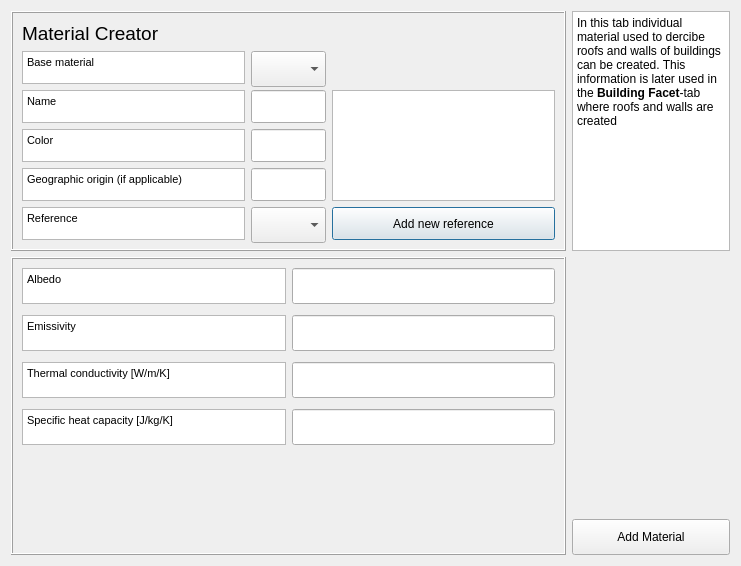
Qt form suews_database_manager/tabs/Spartacus_material_tab.ui (UMEP-dev/UMEP) before a commit.
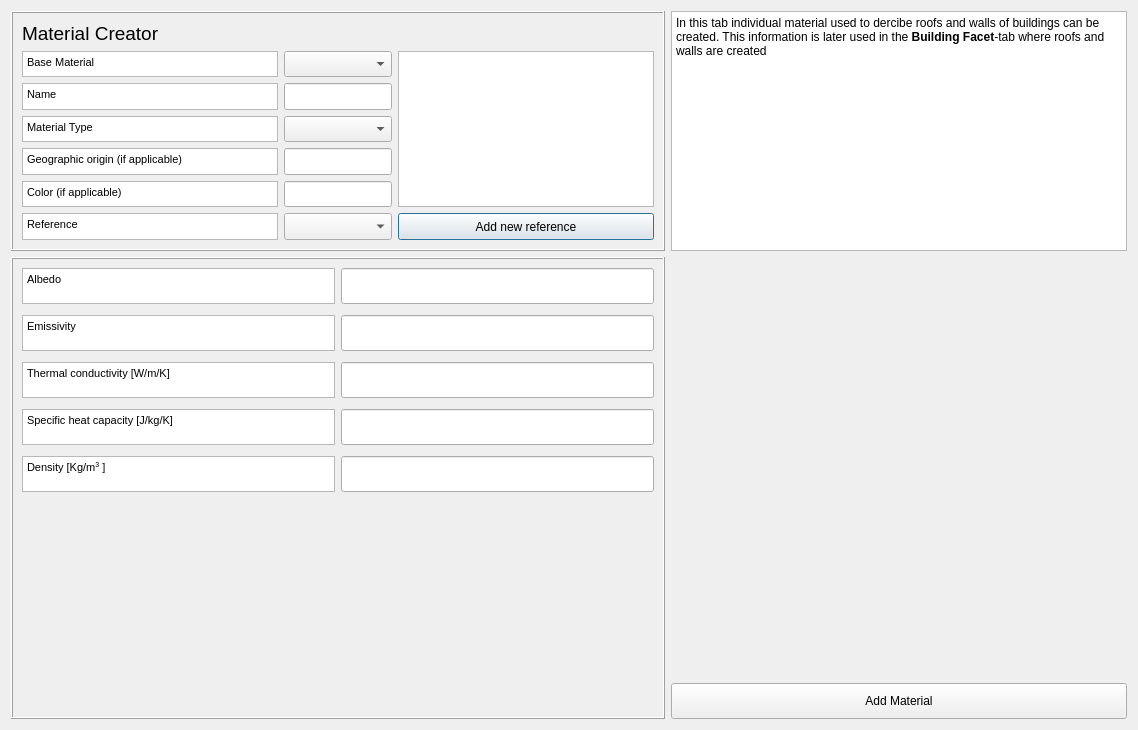
The same form after that commit. Custom widgets are drawn as their Qt base class.

What changed in the file:
```diff
--- a/suews_database_manager/tabs/Spartacus_material_tab.ui
+++ b/suews_database_manager/tabs/Spartacus_material_tab.ui
@@ -6,8 +6,8 @@
    <rect>
     <x>0</x>
     <y>0</y>
-    <width>741</width>
-    <height>566</height>
+    <width>1138</width>
+    <height>730</height>
    </rect>
   </property>
   <property name="windowTitle">
@@ -29,10 +29,132 @@
       <enum>QFrame::Raised</enum>
      </property>
      <layout class="QGridLayout" name="gridLayout_2">
+      <item row="4" column="1">
+       <widget class="QgsFilterLineEdit" name="textEditOrig">
+        <property name="sizePolicy">
+         <sizepolicy hsizetype="Expanding" vsizetype="Preferred">
+          <horstretch>0</horstretch>
+          <verstretch>0</verstretch>
+         </sizepolicy>
+        </property>
+        <property name="maximumSize">
+         <size>
+          <width>16777215</width>
+          <height>36</height>
+         </size>
+        </property>
+        <property name="inputMethodHints">
+         <set>Qt::ImhNone</set>
+        </property>
+        <property name="qgisRelation" stdset="0">
+         <string notr="true"/>
+        </property>
+       </widget>
+      </item>
+      <item row="2" column="0">
+       <widget class="QTextBrowser" name="textBrowserDesc">
+        <property name="sizePolicy">
+         <sizepolicy hsizetype="Expanding" vsizetype="Expanding">
+          <horstretch>0</horstretch>
+          <verstretch>0</verstretch>
+         </sizepolicy>
+        </property>
+        <property name="maximumSize">
+         <size>
+          <width>16777215</width>
+          <height>36</height>
+         </size>
+        </property>
+        <property name="html">
+         <string>&lt;!DOCTYPE HTML PUBLIC &quot;-//W3C//DTD HTML 4.0//EN&quot; &quot;http://www.w3.org/TR/REC-html40/strict.dtd&quot;&gt;
+&lt;html&gt;&lt;head&gt;&lt;meta name=&quot;qrichtext&quot; content=&quot;1&quot; /&gt;&lt;style type=&quot;text/css&quot;&gt;
+p, li { white-space: pre-wrap; }
+&lt;/style&gt;&lt;/head&gt;&lt;body style=&quot; font-family:'MS Shell Dlg 2'; font-size:8.25pt; font-weight:400; font-style:normal;&quot;&gt;
+&lt;p style=&quot; margin-top:0px; margin-bottom:0px; margin-left:0px; margin-right:0px; -qt-block-indent:0; text-indent:0px;&quot;&gt;&lt;span style=&quot; font-size:8pt;&quot;&gt;Name&lt;/span&gt;&lt;/p&gt;&lt;/body&gt;&lt;/html&gt;</string>
+        </property>
+       </widget>
+      </item>
+      <item row="6" column="0">
+       <widget class="QTextBrowser" name="textBrowserOrig_11">
+        <property name="enabled">
+         <bool>true</bool>
+        </property>
+        <property name="sizePolicy">
+         <sizepolicy hsizetype="Preferred" vsizetype="Expanding">
+          <horstretch>0</horstretch>
+          <verstretch>0</verstretch>
+         </sizepolicy>
+        </property>
+        <property name="maximumSize">
+         <size>
+          <width>16777215</width>
+          <height>36</height>
+         </size>
+        </property>
+        <property name="html">
+         <string>&lt;!DOCTYPE HTML PUBLIC &quot;-//W3C//DTD HTML 4.0//EN&quot; &quot;http://www.w3.org/TR/REC-html40/strict.dtd&quot;&gt;
+&lt;html&gt;&lt;head&gt;&lt;meta name=&quot;qrichtext&quot; content=&quot;1&quot; /&gt;&lt;style type=&quot;text/css&quot;&gt;
+p, li { white-space: pre-wrap; }
+&lt;/style&gt;&lt;/head&gt;&lt;body style=&quot; font-family:'MS Shell Dlg 2'; font-size:8.25pt; font-weight:400; font-style:normal;&quot;&gt;
+&lt;p style=&quot; margin-top:0px; margin-bottom:0px; margin-left:0px; margin-right:0px; -qt-block-indent:0; text-indent:0px;&quot;&gt;&lt;span style=&quot; font-size:8pt;&quot;&gt;Reference&lt;/span&gt;&lt;/p&gt;&lt;/body&gt;&lt;/html&gt;</string>
+        </property>
+       </widget>
+      </item>
+      <item row="6" column="1">
+       <widget class="QComboBox" name="comboBoxRef">
+        <property name="enabled">
+         <bool>true</bool>
+        </property>
+        <property name="sizePolicy">
+         <sizepolicy hsizetype="Expanding" vsizetype="Preferred">
+          <horstretch>0</horstretch>
+          <verstretch>0</verstretch>
+         </sizepolicy>
+        </property>
+        <property name="minimumSize">
+         <size>
+          <width>0</width>
+          <height>13</height>
+         </size>
+        </property>
+        <property name="maximumSize">
+         <size>
+          <width>500</width>
+          <height>36</height>
+         </size>
+        </property>
+       </widget>
+      </item>
       <item row="3" column="0">
+       <widget class="QTextBrowser" name="textBrowserOrig_6">
+        <property name="enabled">
+         <bool>true</bool>
+        </property>
+        <property name="sizePolicy">
+         <sizepolicy hsizetype="Preferred" vsizetype="Expanding">
+          <horstretch>0</horstretch>
+          <verstretch>0</verstretch>
+         </sizepolicy>
+        </property>
+        <property name="maximumSize">
+         <size>
+          <width>16777215</width>
+          <height>36</height>
+         </size>
+        </property>
+        <property name="html">
+         <string>&lt;!DOCTYPE HTML PUBLIC &quot;-//W3C//DTD HTML 4.0//EN&quot; &quot;http://www.w3.org/TR/REC-html40/strict.dtd&quot;&gt;
+&lt;html&gt;&lt;head&gt;&lt;meta name=&quot;qrichtext&quot; content=&quot;1&quot; /&gt;&lt;style type=&quot;text/css&quot;&gt;
+p, li { white-space: pre-wrap; }
+&lt;/style&gt;&lt;/head&gt;&lt;body style=&quot; font-family:'MS Shell Dlg 2'; font-size:8.25pt; font-weight:400; font-style:normal;&quot;&gt;
+&lt;p style=&quot; margin-top:0px; margin-bottom:0px; margin-left:0px; margin-right:0px; -qt-block-indent:0; text-indent:0px;&quot;&gt;&lt;span style=&quot; font-size:8pt;&quot;&gt;Material Type&lt;/span&gt;&lt;/p&gt;&lt;/body&gt;&lt;/html&gt;</string>
+        </property>
+       </widget>
+      </item>
+      <item row="5" column="0">
        <widget class="QTextBrowser" name="textBrowserOrig">
         <property name="sizePolicy">
-         <sizepolicy hsizetype="Expanding" vsizetype="Preferred">
+         <sizepolicy hsizetype="Expanding" vsizetype="Expanding">
           <horstretch>0</horstretch>
           <verstretch>0</verstretch>
          </sizepolicy>
@@ -52,7 +174,26 @@
         </property>
        </widget>
       </item>
-      <item row="4" column="0">
+      <item row="5" column="1">
+       <widget class="QgsFilterLineEdit" name="textEditColor">
+        <property name="sizePolicy">
+         <sizepolicy hsizetype="Expanding" vsizetype="Preferred">
+          <horstretch>0</horstretch>
+          <verstretch>0</verstretch>
+         </sizepolicy>
+        </property>
+        <property name="maximumSize">
+         <size>
+          <width>16777215</width>
+          <height>36</height>
+         </size>
+        </property>
+        <property name="qgisRelation" stdset="0">
+         <string notr="true"/>
+        </property>
+       </widget>
+      </item>
+      <item row="5" column="0">
        <widget class="QTextBrowser" name="textBrowserOrig_11">
         <property name="enabled">
          <bool>true</bool>
@@ -74,14 +215,14 @@
 &lt;html&gt;&lt;head&gt;&lt;meta name=&quot;qrichtext&quot; content=&quot;1&quot; /&gt;&lt;style type=&quot;text/css&quot;&gt;
 p, li { white-space: pre-wrap; }
 &lt;/style&gt;&lt;/head&gt;&lt;body style=&quot; font-family:'MS Shell Dlg 2'; font-size:8.25pt; font-weight:400; font-style:normal;&quot;&gt;
-&lt;p style=&quot; margin-top:0px; margin-bottom:0px; margin-left:0px; margin-right:0px; -qt-block-indent:0; text-indent:0px;&quot;&gt;&lt;span style=&quot; font-size:8pt;&quot;&gt;Reference&lt;/span&gt;&lt;/p&gt;&lt;/body&gt;&lt;/html&gt;</string>
+&lt;p style=&quot; margin-top:0px; margin-bottom:0px; margin-left:0px; margin-right:0px; -qt-block-indent:0; text-indent:0px;&quot;&gt;&lt;span style=&quot; font-size:8pt;&quot;&gt;Color (if applicable)&lt;/span&gt;&lt;/p&gt;&lt;/body&gt;&lt;/html&gt;</string>
         </property>
        </widget>
       </item>
-      <item row="2" column="0">
+      <item row="4" column="0">
        <widget class="QTextBrowser" name="textBrowserOrig_10">
         <property name="sizePolicy">
-         <sizepolicy hsizetype="Expanding" vsizetype="Preferred">
+         <sizepolicy hsizetype="Expanding" vsizetype="Expanding">
           <horstretch>0</horstretch>
           <verstretch>0</verstretch>
          </sizepolicy>
@@ -101,8 +242,33 @@
         </property>
        </widget>
       </item>
-      <item row="1" column="0">
-       <widget class="QTextBrowser" name="textBrowserDesc">
+      <item row="6" column="2">
+       <widget class="QPushButton" name="pushButtonToRefManager">
+        <property name="enabled">
+         <bool>true</bool>
+        </property>
+        <property name="sizePolicy">
+         <sizepolicy hsizetype="Minimum" vsizetype="Expanding">
+          <horstretch>0</horstretch>
+          <verstretch>0</verstretch>
+         </sizepolicy>
+        </property>
+        <property name="maximumSize">
+         <size>
+          <width>16777215</width>
+          <height>36</height>
+         </size>
+        </property>
+        <property name="text">
+         <string>Add new reference</string>
+        </property>
+       </widget>
+      </item>
+      <item row="3" column="1">
+       <widget class="QComboBox" name="comboBoxMatType">
+        <property name="enabled">
+         <bool>true</bool>
+        </property>
         <property name="sizePolicy">
          <sizepolicy hsizetype="Expanding" vsizetype="Preferred">
           <horstretch>0</horstretch>
@@ -115,15 +281,54 @@
           <height>36</height>
          </size>
         </property>
-        <property name="html">
-         <string>&lt;!DOCTYPE HTML PUBLIC &quot;-//W3C//DTD HTML 4.0//EN&quot; &quot;http://www.w3.org/TR/REC-html40/strict.dtd&quot;&gt;
-&lt;html&gt;&lt;head&gt;&lt;meta name=&quot;qrichtext&quot; content=&quot;1&quot; /&gt;&lt;style type=&quot;text/css&quot;&gt;
-p, li { white-space: pre-wrap; }
-&lt;/style&gt;&lt;/head&gt;&lt;body style=&quot; font-family:'MS Shell Dlg 2'; font-size:8.25pt; font-weight:400; font-style:normal;&quot;&gt;
-&lt;p style=&quot; margin-top:0px; margin-bottom:0px; margin-left:0px; margin-right:0px; -qt-block-indent:0; text-indent:0px;&quot;&gt;&lt;span style=&quot; font-size:8pt;&quot;&gt;Name&lt;/span&gt;&lt;/p&gt;&lt;/body&gt;&lt;/html&gt;</string>
+        <property name="currentIndex">
+         <number>-1</number>
         </property>
+        <item>
+         <property name="text">
+          <string>Generic</string>
+         </property>
+        </item>
+        <item>
+         <property name="text">
+          <string>Masonry</string>
+         </property>
+        </item>
+        <item>
+         <property name="text">
+          <string>Insulation</string>
+         </property>
+        </item>
+        <item>
+         <property name="text">
+          <string>Surface</string>
+         </property>
+        </item>
+        <item>
+         <property name="text">
+          <string>Roof material</string>
+         </property>
+        </item>
+        <item>
+         <property name="text">
+          <string>Indoor</string>
+         </property>
+        </item>
        </widget>
       </item>
+      <item row="7" column="0">
+       <spacer name="verticalSpacer_2">
+        <property name="orientation">
+         <enum>Qt::Vertical</enum>
+        </property>
+        <property name="sizeHint" stdset="0">
+         <size>
+          <width>20</width>
+          <height>40</height>
+         </size>
+        </property>
+       </spacer>
+      </item>
       <item row="0" column="0">
        <widget class="QLabel" name="label_3">
         <property name="font">
@@ -141,29 +346,27 @@
         </property>
        </widget>
       </item>
-      <item row="2" column="2" rowspan="3">
-       <widget class="QTextBrowser" name="textBrowserRef">
-        <property name="enabled">
-         <bool>true</bool>
-        </property>
+      <item row="4" column="0">
+       <widget class="QTextBrowser" name="textBrowserOrig">
         <property name="sizePolicy">
-         <sizepolicy hsizetype="Preferred" vsizetype="Expanding">
+         <sizepolicy hsizetype="Expanding" vsizetype="Preferred">
           <horstretch>0</horstretch>
           <verstretch>0</verstretch>
          </sizepolicy>
         </property>
-        <property name="minimumSize">
-         <size>
-          <width>0</width>
-          <height>0</height>
-         </size>
-        </property>
         <property name="maximumSize">
          <size>
-          <width>525</width>
-          <height>211</height>
+          <width>16777215</width>
+          <height>36</height>
          </size>
         </property>
+        <property name="html">
+         <string>&lt;!DOCTYPE HTML PUBLIC &quot;-//W3C//DTD HTML 4.0//EN&quot; &quot;http://www.w3.org/TR/REC-html40/strict.dtd&quot;&gt;
+&lt;html&gt;&lt;head&gt;&lt;meta name=&quot;qrichtext&quot; content=&quot;1&quot; /&gt;&lt;style type=&quot;text/css&quot;&gt;
+p, li { white-space: pre-wrap; }
+&lt;/style&gt;&lt;/head&gt;&lt;body style=&quot; font-family:'MS Shell Dlg 2'; font-size:8.25pt; font-weight:400; font-style:normal;&quot;&gt;
+&lt;p style=&quot; margin-top:0px; margin-bottom:0px; margin-left:0px; margin-right:0px; -qt-block-indent:0; text-indent:0px;&quot;&gt;&lt;span style=&quot; font-size:8pt;&quot;&gt;Geographic origin (if applicable)&lt;/span&gt;&lt;/p&gt;&lt;/body&gt;&lt;/html&gt;</string>
+        </property>
        </widget>
       </item>
       <item row="1" column="0">
@@ -172,7 +375,7 @@
          <bool>true</bool>
         </property>
         <property name="sizePolicy">
-         <sizepolicy hsizetype="Preferred" vsizetype="Preferred">
+         <sizepolicy hsizetype="Preferred" vsizetype="Expanding">
           <horstretch>0</horstretch>
           <verstretch>0</verstretch>
          </sizepolicy>
@@ -192,116 +395,7 @@
         </property>
        </widget>
       </item>
-      <item row="4" column="0">
-       <widget class="QTextBrowser" name="textBrowserOrig">
-        <property name="sizePolicy">
-         <sizepolicy hsizetype="Expanding" vsizetype="Preferred">
-          <horstretch>0</horstretch>
-          <verstretch>0</verstretch>
-         </sizepolicy>
-        </property>
-        <property name="maximumSize">
-         <size>
-          <width>16777215</width>
-          <height>36</height>
-         </size>
-        </property>
-        <property name="html">
-         <string>&lt;!DOCTYPE HTML PUBLIC &quot;-//W3C//DTD HTML 4.0//EN&quot; &quot;http://www.w3.org/TR/REC-html40/strict.dtd&quot;&gt;
-&lt;html&gt;&lt;head&gt;&lt;meta name=&quot;qrichtext&quot; content=&quot;1&quot; /&gt;&lt;style type=&quot;text/css&quot;&gt;
-p, li { white-space: pre-wrap; }
-&lt;/style&gt;&lt;/head&gt;&lt;body style=&quot; font-family:'MS Shell Dlg 2'; font-size:8.25pt; font-weight:400; font-style:normal;&quot;&gt;
-&lt;p style=&quot; margin-top:0px; margin-bottom:0px; margin-left:0px; margin-right:0px; -qt-block-indent:0; text-indent:0px;&quot;&gt;&lt;span style=&quot; font-size:8pt;&quot;&gt;Geographic origin (if applicable)&lt;/span&gt;&lt;/p&gt;&lt;/body&gt;&lt;/html&gt;</string>
-        </property>
-       </widget>
-      </item>
-      <item row="4" column="1">
-       <widget class="QgsFilterLineEdit" name="textEditOrig">
-        <property name="sizePolicy">
-         <sizepolicy hsizetype="Expanding" vsizetype="Preferred">
-          <horstretch>0</horstretch>
-          <verstretch>0</verstretch>
-         </sizepolicy>
-        </property>
-        <property name="maximumSize">
-         <size>
-          <width>16777215</width>
-          <height>36</height>
-         </size>
-        </property>
-        <property name="qgisRelation" stdset="0">
-         <string notr="true"/>
-        </property>
-       </widget>
-      </item>
-      <item row="5" column="2">
-       <widget class="QPushButton" name="pushButtonToRefManager">
-        <property name="enabled">
-         <bool>true</bool>
-        </property>
-        <property name="sizePolicy">
-         <sizepolicy hsizetype="Minimum" vsizetype="Expanding">
-          <horstretch>0</horstretch>
-          <verstretch>0</verstretch>
-         </sizepolicy>
-        </property>
-        <property name="maximumSize">
-         <size>
-          <width>16777215</width>
-          <height>36</height>
-         </size>
-        </property>
-        <property name="text">
-         <string>Add new reference</string>
-        </property>
-       </widget>
-      </item>
-      <item row="3" column="1">
-       <widget class="QgsFilterLineEdit" name="textEditColor">
-        <property name="sizePolicy">
-         <sizepolicy hsizetype="Expanding" vsizetype="Preferred">
-          <horstretch>0</horstretch>
-          <verstretch>0</verstretch>
-         </sizepolicy>
-        </property>
-        <property name="maximumSize">
-         <size>
-          <width>16777215</width>
-          <height>36</height>
-         </size>
-        </property>
-        <property name="inputMethodHints">
-         <set>Qt::ImhNone</set>
-        </property>
-        <property name="qgisRelation" stdset="0">
-         <string notr="true"/>
-        </property>
-       </widget>
-      </item>
       <item row="2" column="0">
-       <widget class="QTextBrowser" name="textBrowserDesc">
-        <property name="sizePolicy">
-         <sizepolicy hsizetype="Expanding" vsizetype="Preferred">
-          <horstretch>0</horstretch>
-          <verstretch>0</verstretch>
-         </sizepolicy>
-        </property>
-        <property name="maximumSize">
-         <size>
-          <width>16777215</width>
-          <height>36</height>
-         </size>
-        </property>
-        <property name="html">
-         <string>&lt;!DOCTYPE HTML PUBLIC &quot;-//W3C//DTD HTML 4.0//EN&quot; &quot;http://www.w3.org/TR/REC-html40/strict.dtd&quot;&gt;
-&lt;html&gt;&lt;head&gt;&lt;meta name=&quot;qrichtext&quot; content=&quot;1&quot; /&gt;&lt;style type=&quot;text/css&quot;&gt;
-p, li { white-space: pre-wrap; }
-&lt;/style&gt;&lt;/head&gt;&lt;body style=&quot; font-family:'MS Shell Dlg 2'; font-size:8.25pt; font-weight:400; font-style:normal;&quot;&gt;
-&lt;p style=&quot; margin-top:0px; margin-bottom:0px; margin-left:0px; margin-right:0px; -qt-block-indent:0; text-indent:0px;&quot;&gt;&lt;span style=&quot; font-size:8pt;&quot;&gt;Name&lt;/span&gt;&lt;/p&gt;&lt;/body&gt;&lt;/html&gt;</string>
-        </property>
-       </widget>
-      </item>
-      <item row="3" column="0">
        <widget class="QTextBrowser" name="textBrowserOrig_10">
         <property name="sizePolicy">
          <sizepolicy hsizetype="Expanding" vsizetype="Preferred">
@@ -320,55 +414,14 @@
 &lt;html&gt;&lt;head&gt;&lt;meta name=&quot;qrichtext&quot; content=&quot;1&quot; /&gt;&lt;style type=&quot;text/css&quot;&gt;
 p, li { white-space: pre-wrap; }
 &lt;/style&gt;&lt;/head&gt;&lt;body style=&quot; font-family:'MS Shell Dlg 2'; font-size:8.25pt; font-weight:400; font-style:normal;&quot;&gt;
-&lt;p style=&quot; margin-top:0px; margin-bottom:0px; margin-left:0px; margin-right:0px; -qt-block-indent:0; text-indent:0px;&quot;&gt;&lt;span style=&quot; font-size:8pt;&quot;&gt;Color&lt;/span&gt;&lt;/p&gt;&lt;/body&gt;&lt;/html&gt;</string>
+&lt;p style=&quot; margin-top:0px; margin-bottom:0px; margin-left:0px; margin-right:0px; -qt-block-indent:0; text-indent:0px;&quot;&gt;&lt;span style=&quot; font-size:8pt;&quot;&gt;Name&lt;/span&gt;&lt;/p&gt;&lt;/body&gt;&lt;/html&gt;</string>
         </property>
        </widget>
       </item>
-      <item row="5" column="1">
-       <widget class="QComboBox" name="comboBoxRef">
-        <property name="enabled">
-         <bool>true</bool>
-        </property>
+      <item row="1" column="0">
+       <widget class="QTextBrowser" name="textBrowserDesc">
         <property name="sizePolicy">
-         <sizepolicy hsizetype="Preferred" vsizetype="Preferred">
-          <horstretch>0</horstretch>
-          <verstretch>0</verstretch>
-         </sizepolicy>
-        </property>
-        <property name="minimumSize">
-         <size>
-          <width>0</width>
-          <height>36</height>
-         </size>
-        </property>
-        <property name="maximumSize">
-         <size>
-          <width>500</width>
-          <height>36</height>
-         </size>
-        </property>
-       </widget>
-      </item>
-      <item row="6" column="0">
-       <spacer name="verticalSpacer_2">
-        <property name="orientation">
-         <enum>Qt::Vertical</enum>
-        </property>
-        <property name="sizeHint" stdset="0">
-         <size>
-          <width>20</width>
-          <height>40</height>
-         </size>
-        </property>
-       </spacer>
-      </item>
-      <item row="5" column="0">
-       <widget class="QTextBrowser" name="textBrowserOrig_11">
-        <property name="enabled">
-         <bool>true</bool>
-        </property>
-        <property name="sizePolicy">
-         <sizepolicy hsizetype="Preferred" vsizetype="Preferred">
+         <sizepolicy hsizetype="Expanding" vsizetype="Preferred">
           <horstretch>0</horstretch>
           <verstretch>0</verstretch>
          </sizepolicy>
@@ -384,32 +437,7 @@
 &lt;html&gt;&lt;head&gt;&lt;meta name=&quot;qrichtext&quot; content=&quot;1&quot; /&gt;&lt;style type=&quot;text/css&quot;&gt;
 p, li { white-space: pre-wrap; }
 &lt;/style&gt;&lt;/head&gt;&lt;body style=&quot; font-family:'MS Shell Dlg 2'; font-size:8.25pt; font-weight:400; font-style:normal;&quot;&gt;
-&lt;p style=&quot; margin-top:0px; margin-bottom:0px; margin-left:0px; margin-right:0px; -qt-block-indent:0; text-indent:0px;&quot;&gt;&lt;span style=&quot; font-size:8pt;&quot;&gt;Reference&lt;/span&gt;&lt;/p&gt;&lt;/body&gt;&lt;/html&gt;</string>
-        </property>
-       </widget>
-      </item>
-      <item row="1" column="1">
-       <widget class="QComboBox" name="comboBoxBase">
-        <property name="enabled">
-         <bool>true</bool>
-        </property>
-        <property name="sizePolicy">
-         <sizepolicy hsizetype="Preferred" vsizetype="Preferred">
-          <horstretch>0</horstretch>
-          <verstretch>0</verstretch>
-         </sizepolicy>
-        </property>
-        <property name="minimumSize">
-         <size>
-          <width>0</width>
-          <height>36</height>
-         </size>
-        </property>
-        <property name="maximumSize">
-         <size>
-          <width>500</width>
-          <height>36</height>
-         </size>
+&lt;p style=&quot; margin-top:0px; margin-bottom:0px; margin-left:0px; margin-right:0px; -qt-block-indent:0; text-indent:0px;&quot;&gt;&lt;span style=&quot; font-size:8pt;&quot;&gt;Base Material&lt;/span&gt;&lt;/p&gt;&lt;/body&gt;&lt;/html&gt;</string>
         </property>
        </widget>
       </item>
@@ -435,6 +463,56 @@
         </property>
        </widget>
       </item>
+      <item row="1" column="1">
+       <widget class="QComboBox" name="comboBoxBase">
+        <property name="enabled">
+         <bool>true</bool>
+        </property>
+        <property name="sizePolicy">
+         <sizepolicy hsizetype="Expanding" vsizetype="Preferred">
+          <horstretch>0</horstretch>
+          <verstretch>0</verstretch>
+         </sizepolicy>
+        </property>
+        <property name="minimumSize">
+         <size>
+          <width>0</width>
+          <height>25</height>
+         </size>
+        </property>
+        <property name="maximumSize">
+         <size>
+          <width>500</width>
+          <height>36</height>
+         </size>
+        </property>
+       </widget>
+      </item>
+      <item row="1" column="2" rowspan="5">
+       <widget class="QTextBrowser" name="textBrowserRef">
+        <property name="enabled">
+         <bool>true</bool>
+        </property>
+        <property name="sizePolicy">
+         <sizepolicy hsizetype="Preferred" vsizetype="Expanding">
+          <horstretch>0</horstretch>
+          <verstretch>0</verstretch>
+         </sizepolicy>
+        </property>
+        <property name="minimumSize">
+         <size>
+          <width>0</width>
+          <height>0</height>
+         </size>
+        </property>
+        <property name="maximumSize">
+         <size>
+          <width>525</width>
+          <height>211</height>
+         </size>
+        </property>
+       </widget>
+      </item>
      </layout>
     </widget>
    </item>
@@ -482,6 +560,64 @@
       <property name="verticalSpacing">
        <number>11</number>
       </property>
+      <item row="7" column="1">
+       <widget class="QgsFilterLineEdit" name="textEditEmissivity">
+        <property name="sizePolicy">
+         <sizepolicy hsizetype="Expanding" vsizetype="Preferred">
+          <horstretch>0</horstretch>
+          <verstretch>0</verstretch>
+         </sizepolicy>
+        </property>
+        <property name="maximumSize">
+         <size>
+          <width>16777215</width>
+          <height>36</height>
+         </size>
+        </property>
+        <property name="inputMethodHints">
+         <set>Qt::ImhDigitsOnly|Qt::ImhFormattedNumbersOnly</set>
+        </property>
+        <property name="qgisRelation" stdset="0">
+         <string notr="true"/>
+        </property>
+       </widget>
+      </item>
+      <item row="14" column="0" colspan="2">
+       <spacer name="verticalSpacer">
+        <property name="orientation">
+         <enum>Qt::Vertical</enum>
+        </property>
+        <property name="sizeHint" stdset="0">
+         <size>
+          <width>20</width>
+          <height>40</height>
+         </size>
+        </property>
+       </spacer>
+      </item>
+      <item row="7" column="0">
+       <widget class="QTextBrowser" name="textBrowserOrig_3">
+        <property name="sizePolicy">
+         <sizepolicy hsizetype="Expanding" vsizetype="Preferred">
+          <horstretch>0</horstretch>
+          <verstretch>0</verstretch>
+         </sizepolicy>
+        </property>
+        <property name="maximumSize">
+         <size>
+          <width>16777215</width>
+          <height>36</height>
+         </size>
+        </property>
+        <property name="html">
+         <string>&lt;!DOCTYPE HTML PUBLIC &quot;-//W3C//DTD HTML 4.0//EN&quot; &quot;http://www.w3.org/TR/REC-html40/strict.dtd&quot;&gt;
+&lt;html&gt;&lt;head&gt;&lt;meta name=&quot;qrichtext&quot; content=&quot;1&quot; /&gt;&lt;style type=&quot;text/css&quot;&gt;
+p, li { white-space: pre-wrap; }
+&lt;/style&gt;&lt;/head&gt;&lt;body style=&quot; font-family:'MS Shell Dlg 2'; font-size:8.25pt; font-weight:400; font-style:normal;&quot;&gt;
+&lt;p style=&quot; margin-top:0px; margin-bottom:0px; margin-left:0px; margin-right:0px; -qt-block-indent:0; text-indent:0px;&quot;&gt;&lt;span style=&quot; font-size:8pt;&quot;&gt;Emissivity&lt;/span&gt;&lt;/p&gt;&lt;/body&gt;&lt;/html&gt;</string>
+        </property>
+       </widget>
+      </item>
       <item row="6" column="0">
        <widget class="QTextBrowser" name="textBrowserOrig_2">
         <property name="sizePolicy">
@@ -527,7 +663,30 @@
         </property>
        </widget>
       </item>
-      <item row="9" column="1">
+      <item row="8" column="0">
+       <widget class="QTextBrowser" name="textBrowserOrig_4">
+        <property name="sizePolicy">
+         <sizepolicy hsizetype="Expanding" vsizetype="Preferred">
+          <horstretch>0</horstretch>
+          <verstretch>0</verstretch>
+         </sizepolicy>
+        </property>
+        <property name="maximumSize">
+         <size>
+          <width>16777215</width>
+          <height>36</height>
+         </size>
+        </property>
+        <property name="html">
+         <string>&lt;!DOCTYPE HTML PUBLIC &quot;-//W3C//DTD HTML 4.0//EN&quot; &quot;http://www.w3.org/TR/REC-html40/strict.dtd&quot;&gt;
+&lt;html&gt;&lt;head&gt;&lt;meta name=&quot;qrichtext&quot; content=&quot;1&quot; /&gt;&lt;style type=&quot;text/css&quot;&gt;
+p, li { white-space: pre-wrap; }
+&lt;/style&gt;&lt;/head&gt;&lt;body style=&quot; font-family:'MS Shell Dlg 2'; font-size:8.25pt; font-weight:400; font-style:normal;&quot;&gt;
+&lt;p style=&quot; margin-top:0px; margin-bottom:0px; margin-left:0px; margin-right:0px; -qt-block-indent:0; text-indent:0px;&quot;&gt;Thermal conductivity [W/m/K]&lt;/p&gt;&lt;/body&gt;&lt;/html&gt;</string>
+        </property>
+       </widget>
+      </item>
+      <item row="11" column="1">
        <widget class="QgsFilterLineEdit" name="textEditSpecificH">
         <property name="sizePolicy">
          <sizepolicy hsizetype="Expanding" vsizetype="Preferred">
@@ -549,51 +708,6 @@
         </property>
        </widget>
       </item>
-      <item row="7" column="1">
-       <widget class="QgsFilterLineEdit" name="textEditEmissivity">
-        <property name="sizePolicy">
-         <sizepolicy hsizetype="Expanding" vsizetype="Preferred">
-          <horstretch>0</horstretch>
-          <verstretch>0</verstretch>
-         </sizepolicy>
-        </property>
-        <property name="maximumSize">
-         <size>
-          <width>16777215</width>
-          <height>36</height>
-         </size>
-        </property>
-        <property name="inputMethodHints">
-         <set>Qt::ImhDigitsOnly|Qt::ImhFormattedNumbersOnly</set>
-        </property>
-        <property name="qgisRelation" stdset="0">
-         <string notr="true"/>
-        </property>
-       </widget>
-      </item>
-      <item row="7" column="0">
-       <widget class="QTextBrowser" name="textBrowserOrig_3">
-        <property name="sizePolicy">
-         <sizepolicy hsizetype="Expanding" vsizetype="Preferred">
-          <horstretch>0</horstretch>
-          <verstretch>0</verstretch>
-         </sizepolicy>
-        </property>
-        <property name="maximumSize">
-         <size>
-          <width>16777215</width>
-          <height>36</height>
-         </size>
-        </property>
-        <property name="html">
-         <string>&lt;!DOCTYPE HTML PUBLIC &quot;-//W3C//DTD HTML 4.0//EN&quot; &quot;http://www.w3.org/TR/REC-html40/strict.dtd&quot;&gt;
-&lt;html&gt;&lt;head&gt;&lt;meta name=&quot;qrichtext&quot; content=&quot;1&quot; /&gt;&lt;style type=&quot;text/css&quot;&gt;
-p, li { white-space: pre-wrap; }
-&lt;/style&gt;&lt;/head&gt;&lt;body style=&quot; font-family:'MS Shell Dlg 2'; font-size:8.25pt; font-weight:400; font-style:normal;&quot;&gt;
-&lt;p style=&quot; margin-top:0px; margin-bottom:0px; margin-left:0px; margin-right:0px; -qt-block-indent:0; text-indent:0px;&quot;&gt;&lt;span style=&quot; font-size:8pt;&quot;&gt;Emissivity&lt;/span&gt;&lt;/p&gt;&lt;/body&gt;&lt;/html&gt;</string>
-        </property>
-       </widget>
-      </item>
       <item row="6" column="1">
        <widget class="QgsFilterLineEdit" name="textEditAlbedo">
         <property name="sizePolicy">
@@ -616,7 +730,7 @@
         </property>
        </widget>
       </item>
-      <item row="9" column="0">
+      <item row="11" column="0">
        <widget class="QTextBrowser" name="textBrowserOrig_5">
         <property name="sizePolicy">
          <sizepolicy hsizetype="Expanding" vsizetype="Preferred">
@@ -639,8 +753,8 @@
         </property>
        </widget>
       </item>
-      <item row="8" column="0">
-       <widget class="QTextBrowser" name="textBrowserOrig_4">
+      <item row="12" column="0">
+       <widget class="QTextBrowser" name="textBrowserOrig_7">
         <property name="sizePolicy">
          <sizepolicy hsizetype="Expanding" vsizetype="Preferred">
           <horstretch>0</horstretch>
@@ -658,22 +772,31 @@
 &lt;html&gt;&lt;head&gt;&lt;meta name=&quot;qrichtext&quot; content=&quot;1&quot; /&gt;&lt;style type=&quot;text/css&quot;&gt;
 p, li { white-space: pre-wrap; }
 &lt;/style&gt;&lt;/head&gt;&lt;body style=&quot; font-family:'MS Shell Dlg 2'; font-size:8.25pt; font-weight:400; font-style:normal;&quot;&gt;
-&lt;p style=&quot; margin-top:0px; margin-bottom:0px; margin-left:0px; margin-right:0px; -qt-block-indent:0; text-indent:0px;&quot;&gt;Thermal conductivity [W/m/K]&lt;/p&gt;&lt;/body&gt;&lt;/html&gt;</string>
+&lt;p style=&quot; margin-top:0px; margin-bottom:0px; margin-left:0px; margin-right:0px; -qt-block-indent:0; text-indent:0px;&quot;&gt;Density [Kg/m&lt;span style=&quot; vertical-align:super;&quot;&gt;3&lt;/span&gt; ]&lt;/p&gt;&lt;/body&gt;&lt;/html&gt;</string>
         </property>
        </widget>
       </item>
-      <item row="10" column="0" colspan="2">
-       <spacer name="verticalSpacer">
-        <property name="orientation">
-         <enum>Qt::Vertical</enum>
+      <item row="12" column="1">
+       <widget class="QgsFilterLineEdit" name="textEditDensity">
+        <property name="sizePolicy">
+         <sizepolicy hsizetype="Expanding" vsizetype="Preferred">
+          <horstretch>0</horstretch>
+          <verstretch>0</verstretch>
+         </sizepolicy>
         </property>
-        <property name="sizeHint" stdset="0">
+        <property name="maximumSize">
          <size>
-          <width>20</width>
-          <height>40</height>
+          <width>16777215</width>
+          <height>36</height>
          </size>
         </property>
-       </spacer>
+        <property name="inputMethodHints">
+         <set>Qt::ImhDigitsOnly|Qt::ImhFormattedNumbersOnly</set>
+        </property>
+        <property name="qgisRelation" stdset="0">
+         <string notr="true"/>
+        </property>
+       </widget>
       </item>
      </layout>
     </widget>
```
